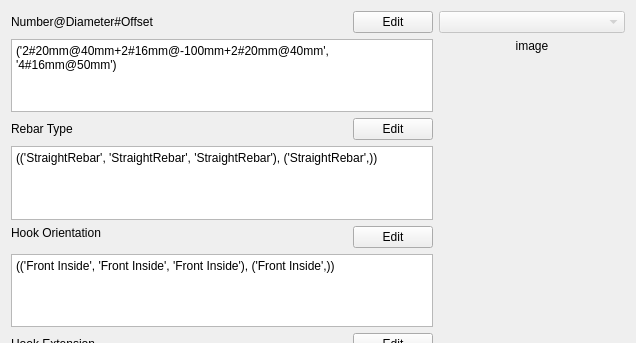
Qt form BeamReinforcement/TopBottomReinforcement.ui (amrit3701/FreeCAD-Reinforcement) before a commit; both pictures show x 0 to 636 and y 0 to 343 of the 636 by 610 pixel window.
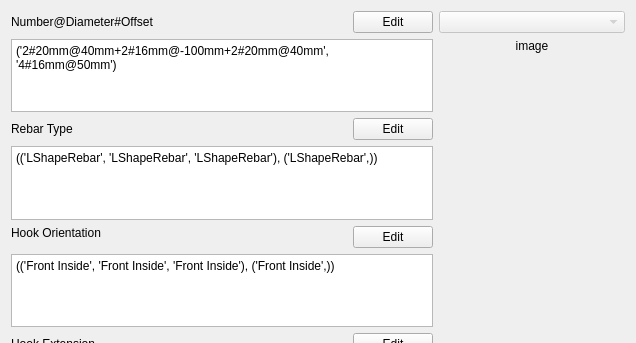
The same form after that commit. Custom widgets are drawn as their Qt base class.

Commit message: Implement dialog box to edit hook orientation

```diff
--- a/BeamReinforcement/TopBottomReinforcement.ui
+++ b/BeamReinforcement/TopBottomReinforcement.ui
@@ -112,7 +112,7 @@
       <bool>true</bool>
      </property>
      <property name="plainText">
-      <string>(('StraightRebar', 'StraightRebar', 'StraightRebar'), ('StraightRebar',))</string>
+      <string>(('LShapeRebar', 'LShapeRebar', 'LShapeRebar'), ('LShapeRebar',))</string>
      </property>
     </widget>
    </item>
```
The commit also changes 3 other files.
